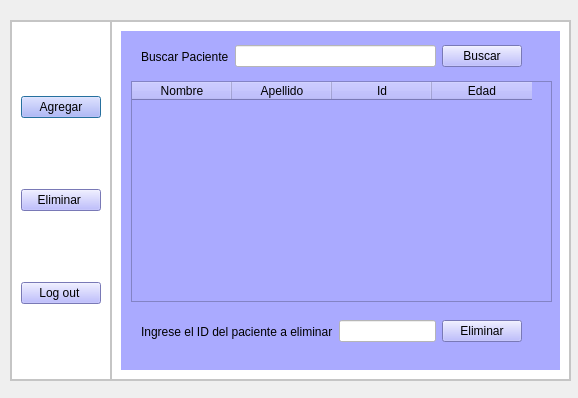
Above: ventana_menu.ui from luhernandez12/entregable-3- before the change. Below: the same form after it.
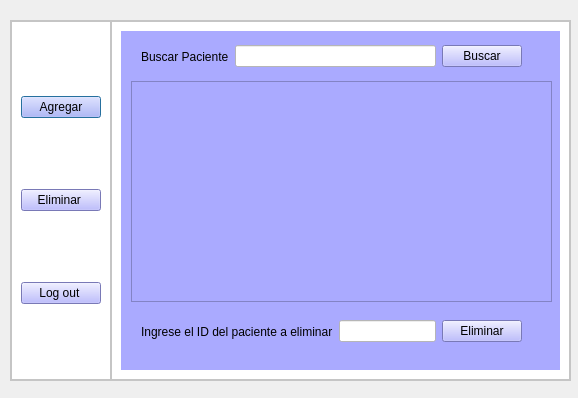
That is the form after the change. The open tabs and pages were chosen to show the change.

```diff
--- a/ventana_menu.ui
+++ b/ventana_menu.ui
@@ -203,26 +203,6 @@
              <height>221</height>
             </rect>
            </property>
-           <column>
-            <property name="text">
-             <string>Nombre</string>
-            </property>
-           </column>
-           <column>
-            <property name="text">
-             <string>Apellido</string>
-            </property>
-           </column>
-           <column>
-            <property name="text">
-             <string>Id</string>
-            </property>
-           </column>
-           <column>
-            <property name="text">
-             <string>Edad</string>
-            </property>
-           </column>
           </widget>
           <widget class="QWidget" name="formLayoutWidget">
            <property name="geometry">
```
Left out of the diff: 14 changed lines with no effect on the pictures.
